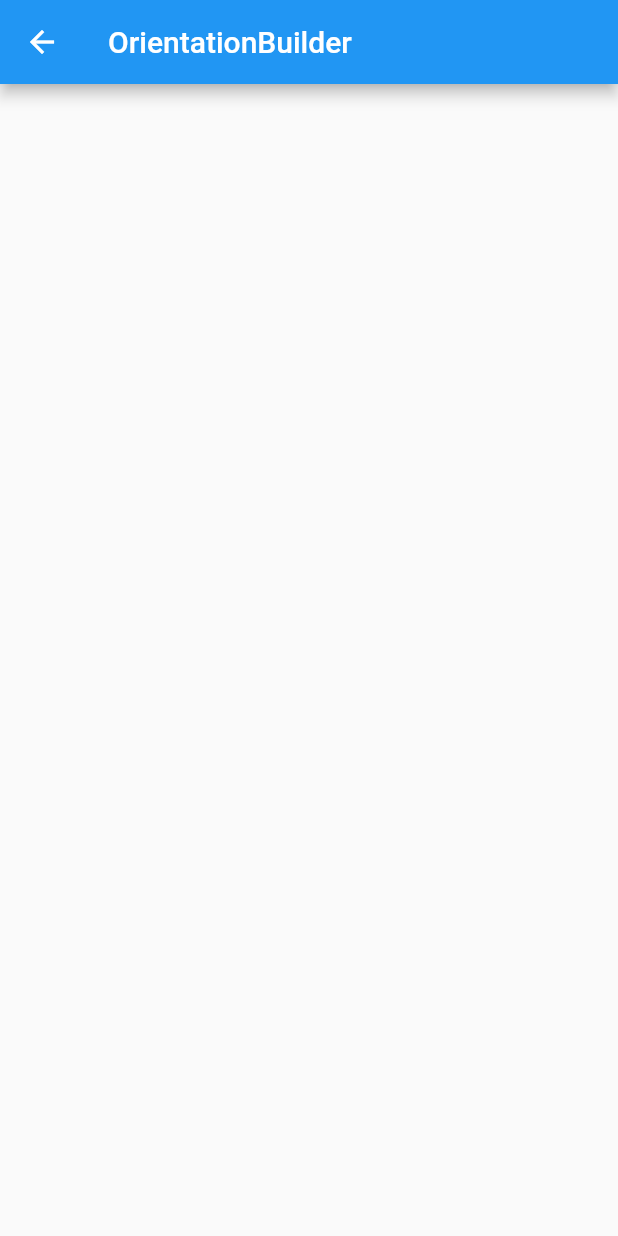
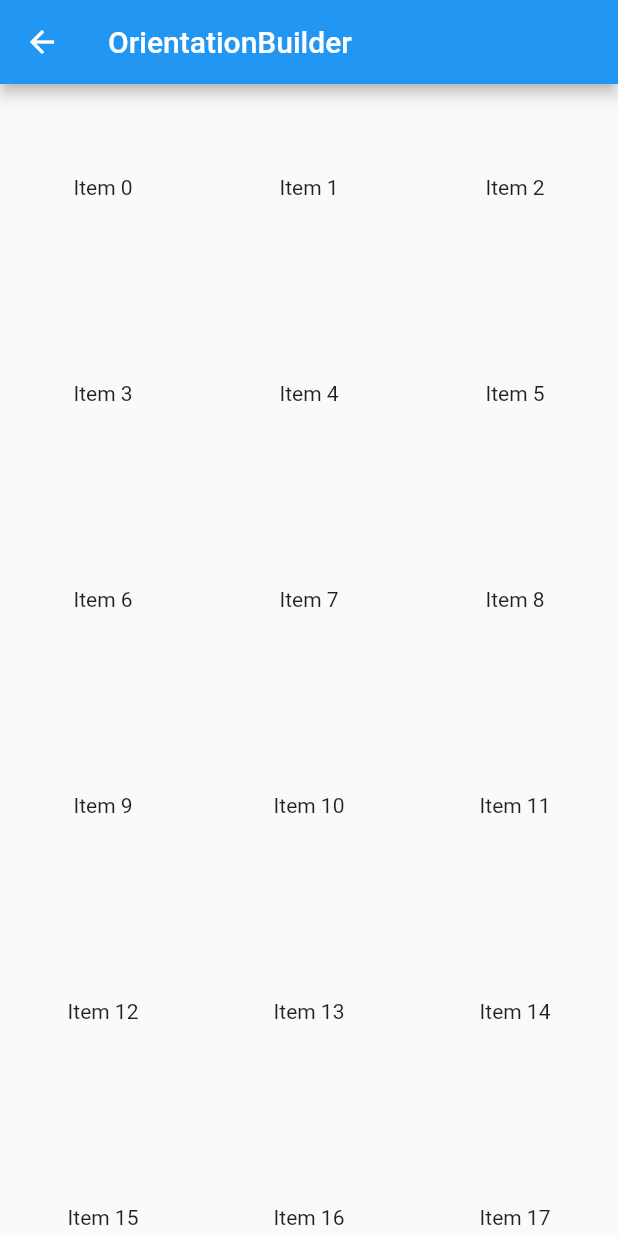
Before and after one commit to freelife1191/flutter_cookbook, a Flutter app: the MyOrientation screen opened directly, on a phone screen of 412 x 824 dp. Run offline on Flutter 3.47's test engine with Material 2 defaults, Android fonts, the phone set to English and light mode, and no system bars.

Commit message:
MyOrientation 구현

```diff
--- a/lib/src/MyOrientation.dart
+++ b/lib/src/MyOrientation.dart
@@ -15,7 +15,18 @@ class _MyOrientationState extends State<MyOrientation> {
       appBar: AppBar(
         title: Text('OrientationBuilder'),
       ),
-      body: Container(),
+      body: OrientationBuilder( // OrientationBuilder로 감싸서 세로 가로 여부를 받을 수 있음
+        builder: (BuildContext context, Orientation orientation) {
+          return GridView.count(
+              crossAxisCount: orientation == Orientation.portrait ? 3 : 5, //세로일 때는 3열 가로일 때는 5열로 나옴
+              children: List.generate(50, (position) {
+                return Center(
+                  child: Text('Item $position'),
+                );
+              })
+          );
+        },
+      )
     );
   }
 }
```
